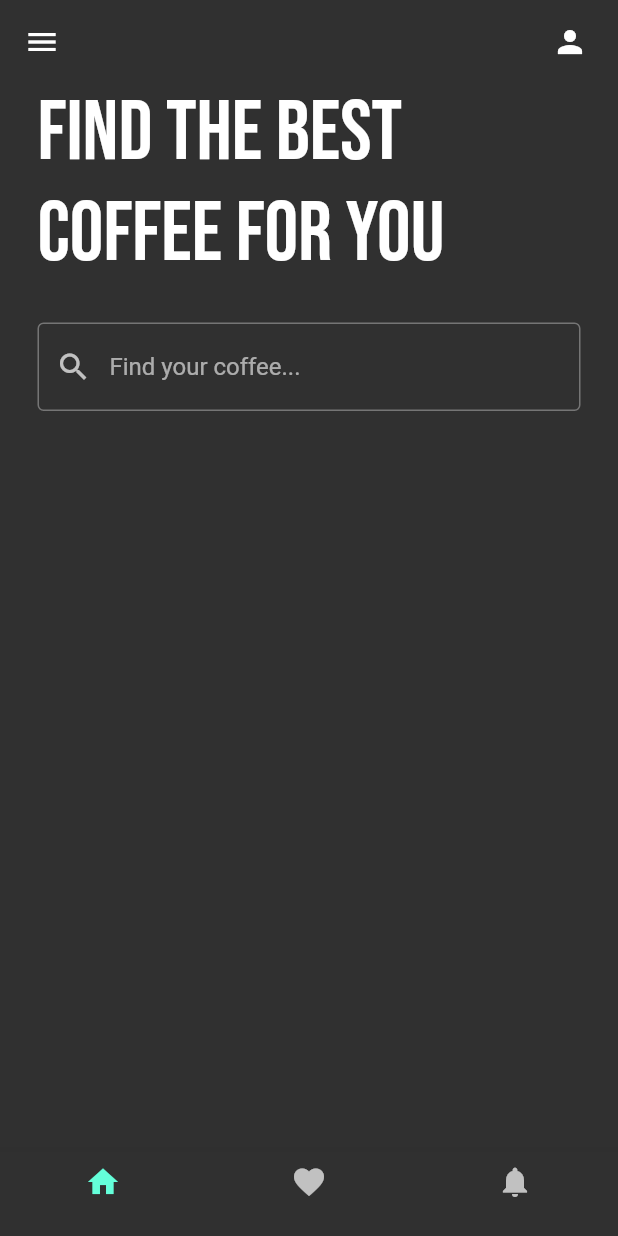
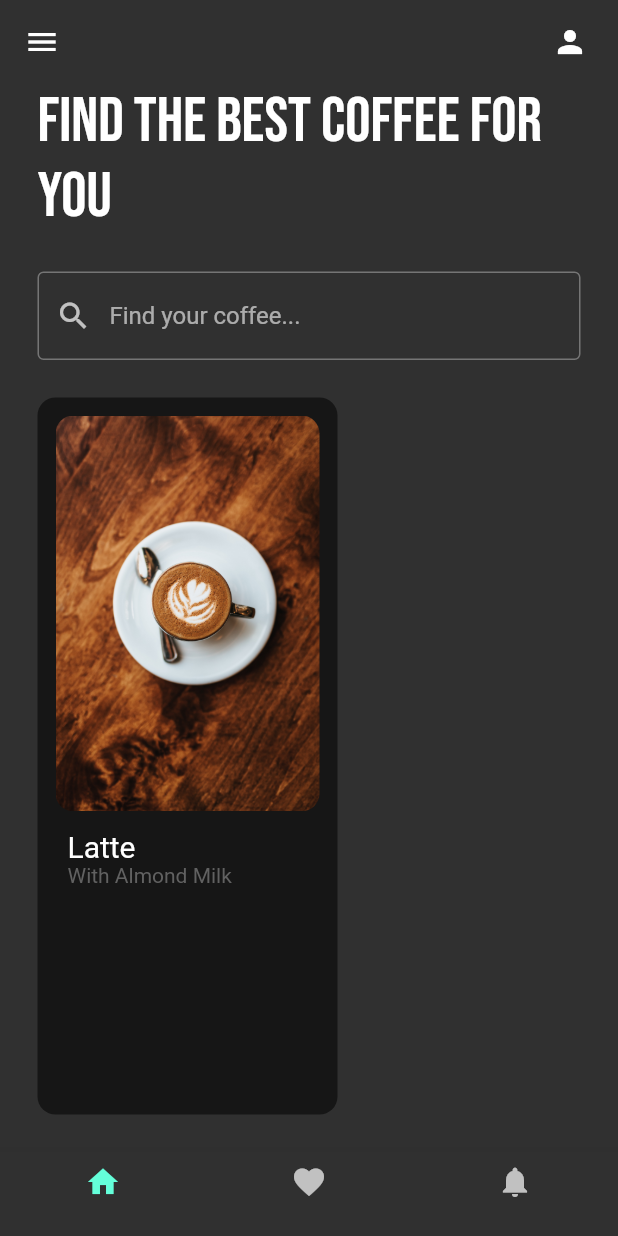
Before and after one commit to iamomoro/CoffeeUI, a Flutter app: the screen it shows after launch, on a phone screen of 412 x 824 dp. Run offline on Flutter 3.47's test engine with Material 2 defaults, Android fonts, the phone set to English and light mode, and no system bars; our stand-ins replace google_fonts.

Commit message:
coffee-tile-card

```diff
--- a/lib/pages/home_page.dart
+++ b/lib/pages/home_page.dart
@@ -1,4 +1,5 @@
 import 'package:google_fonts/google_fonts.dart';
+import 'package:coffeeui/util/coffee_tile.dart';
 import 'package:flutter/material.dart';
 
 class HomePage extends StatefulWidget {
@@ -46,7 +47,7 @@ class _HomePageState extends State<HomePage> {
           child: Text(
             "Find the best coffee for you",
             style: GoogleFonts.bebasNeue(
-              fontSize: 56,
+              fontSize: 42,
             ),
           ),
         ),
@@ -66,12 +67,20 @@ class _HomePageState extends State<HomePage> {
               enabledBorder: OutlineInputBorder(
                 borderSide: BorderSide(color: Colors.grey.shade600),
               ),
-
             ),
           ),
         ),
 
+        SizedBox(height: 25),
         //horizon listview of coffee tiles
+        Expanded(
+          child: ListView(
+            scrollDirection: Axis.horizontal,
+            children: [
+              CoffeeTile(),
+            ],
+          ),
+        ),
       ]),
     );
   }
--- a/lib/util/coffee_tile.dart
+++ b/lib/util/coffee_tile.dart
@@ -0,0 +1,48 @@
+import 'package:flutter/material.dart';
+
+class CoffeeTile extends StatelessWidget {
+  const CoffeeTile({Key? key}) : super(key: key);
+
+  @override
+  Widget build(BuildContext context) {
+    return Padding(
+      padding: const EdgeInsets.only(left: 25.0, bottom: 25),
+      child: Container(
+          padding: EdgeInsets.all(12),
+          width: 200,
+          decoration: BoxDecoration(
+            borderRadius: BorderRadius.circular(12),
+            color: Colors.black54,
+          ),
+          child: Column(
+            crossAxisAlignment: CrossAxisAlignment.start,
+            children: [
+              //coffee image
+              ClipRRect(
+                borderRadius: BorderRadius.circular(12),
+                child: Image.asset('lib/images/latte.jpg'),
+              ),
+
+              //coffee name
+              Padding(
+                padding:
+                    const EdgeInsets.symmetric(vertical: 12.0, horizontal: 8),
+                child: Column(
+                  crossAxisAlignment: CrossAxisAlignment.start,
+                  children: [
+                    Text(
+                      'Latte',
+                      style: TextStyle(fontSize: 20),
+                    ),
+                    Text(
+                      'With Almond Milk',
+                      style: TextStyle(color: Colors.grey[700]),
+                    ),
+                  ],
+                ),
+              ),
+            ],
+          )),
+    );
+  }
+}
```
Also changed, not shown: lib/images/latte.jpg, 1 other file. Lines whose indentation alone changed are shown as unchanged.
